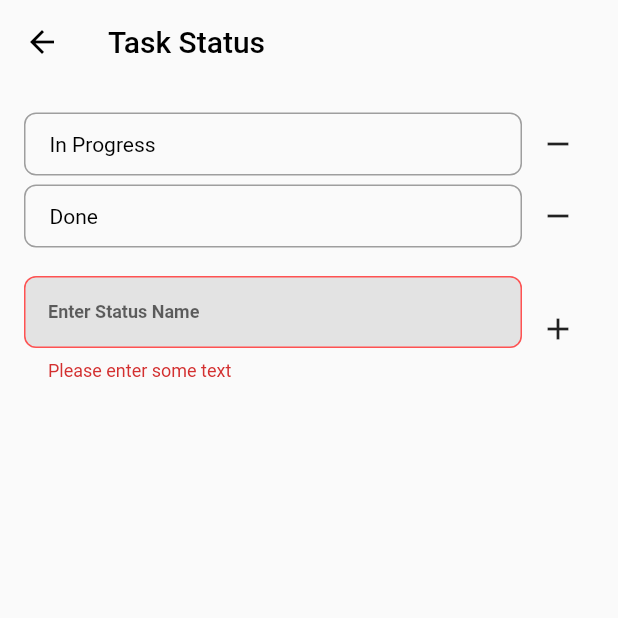
After one commit to exaudie/task_list_flutter, a Flutter app: the TaskStatusView screen opened by its route, after a tap on the "remove" icon, after a tap on the "add" icon, on a phone screen of 412 x 824 dp, the top half of it. The commit adds this screen. Run offline on Flutter 3.47's test engine with Material 2 defaults, Android fonts, the phone set to English and light mode, and no system bars; our stand-ins replace hive, hive_flutter, stacked, stacked_services, stacked_shared; accounts and stored records are empty; generated files the repository leaves out were written again.

Commit message:
feat(TaskStatus): Add task status page

```diff
--- a/lib/app/app.dart
+++ b/lib/app/app.dart
@@ -9,6 +9,7 @@ import '../ui/views/home/home_view.dart';
 import '../ui/views/settings/settings_view.dart';
 import '../ui/views/startup/startup_view.dart';
 import '../ui/views/task/task_view.dart';
+import '../ui/views/task_status/task_status_view.dart';
 // @stacked-import
 
 @StackedApp(
@@ -18,6 +19,7 @@ import '../ui/views/task/task_view.dart';
     MaterialRoute(page: DashboardView),
     MaterialRoute(page: TaskView),
     MaterialRoute(page: SettingsView),
+    MaterialRoute(page: TaskStatusView),
 // @stacked-route
   ],
   dependencies: [
--- a/lib/infrastructure/constants/menu_items.dart
+++ b/lib/infrastructure/constants/menu_items.dart
@@ -5,5 +5,6 @@ class MenuItems {
     {'label': 'Add Task', 'value': MenuHome.addTask},
     {'label': 'Period', 'value': MenuHome.period},
     {'label': 'Settings', 'value': MenuHome.setting},
+    {'label': 'Task Status', 'value': MenuHome.taskStatus},
   ];
 }
--- /dev/null
+++ b/lib/infrastructure/databases/seeder.dart
@@ -0,0 +1,3 @@
+class Seeder {
+  static const taskStatus = ['To Do', 'In Progress', 'Done'];
+}
--- /dev/null
+++ b/lib/infrastructure/databases/task_status/task_status_db.dart
@@ -0,0 +1,14 @@
+import 'package:hive/hive.dart';
+
+part 'task_status_db.g.dart';
+
+@HiveType(typeId: 2)
+class TaskStatusDb extends HiveObject {
+  @HiveField(0)
+  String? statusId;
+
+  @HiveField(1)
+  String? statusName;
+
+  TaskStatusDb({this.statusId, this.statusName});
+}
--- a/lib/infrastructure/enums/menu_home.dart
+++ b/lib/infrastructure/enums/menu_home.dart
@@ -2,4 +2,5 @@ enum MenuHome {
   addTask,
   period,
   setting,
+  taskStatus,
 }
--- a/lib/infrastructure/helpers/validate_field_app.dart
+++ b/lib/infrastructure/helpers/validate_field_app.dart
@@ -1,13 +1,8 @@
 import 'localize_app.dart';
 
 class ValidateFieldApp {
-  static String? validateRequired(String? value) {
-    if (value == null || value.isEmpty) {
-      return LocalizeApp.texts.errorRequired;
-    }
-
-    return null;
-  }
+  static String? validateRequired(String? value) =>
+      (value == null || value.isEmpty) ? LocalizeApp.texts.errorRequired : null;
 
   static String? validatePrefixCode(String? value) {
     String? required = validateRequired(value);
--- /dev/null
+++ b/lib/infrastructure/models/task_status_model.dart
@@ -0,0 +1,10 @@
+import '../databases/task_status/task_status_db.dart';
+
+class TaskStatusModel extends TaskStatusDb {
+  TaskStatusModel({String? statusId, String? statusName}) : super(statusId: statusId, statusName: statusName);
+
+  factory TaskStatusModel.fromDb({TaskStatusDb? taskStatusDb}) =>
+      TaskStatusModel(statusId: taskStatusDb?.statusId, statusName: taskStatusDb?.statusName);
+
+  toDb() => TaskStatusDb(statusId: statusId, statusName: statusName);
+}
--- a/lib/infrastructure/services/local_db_service.dart
+++ b/lib/infrastructure/services/local_db_service.dart
@@ -1,13 +1,16 @@
 import 'dart:developer' as developer;
 
 import 'package:hive_flutter/hive_flutter.dart';
+import 'package:uuid/uuid.dart';
 
 import '../databases/settings/settings_db.dart';
+import '../databases/task_status/task_status_db.dart';
 import '../databases/tasks/tasks_db.dart';
 
 class LocalDbService {
   static const String tasksBox = "tasksBox";
   static const String settingsBox = "settingsBox";
+  static const String taskStatusBox = 'taskStatusBox';
 
   Future<void> storeTasks(TasksDb tasks) async {
     Box dataBox = Hive.box<TasksDb>(tasksBox);
@@ -69,4 +72,45 @@ class LocalDbService {
       return null;
     }
   }
+
+  Future<bool> storeMultipleTaskStatus(List<TaskStatusDb> taskStatusList) async {
+    Box dataBox = Hive.box<TaskStatusDb>(taskStatusBox);
+    final save = await dataBox.addAll(taskStatusList);
+
+    return (save.isNotEmpty);
+  }
+
+  Future<bool> storeTaskStatus(TaskStatusDb taskStatus) async {
+    const uuid = Uuid();
+    Box dataBox = Hive.box<TaskStatusDb>(taskStatusBox);
+    taskStatus.statusId ??= uuid.v1();
+
+    final save = await dataBox.add(taskStatus);
+    developer.log("$save", name: "storeTaskStatus");
+    return (!save.isNegative);
+  }
+
+  Future<void> removeAllTaskStatus() async {
+    Box dataBox = Hive.box<TaskStatusDb>(taskStatusBox);
+    await dataBox.clear();
+  }
+
+  Future<void> removeTaskStatusByIndex(int index) async {
+    Box dataBox = Hive.box<TaskStatusDb>(taskStatusBox);
+    await dataBox.deleteAt(index);
+  }
+
+  Future<List<TaskStatusDb>?> getTaskStatus() async {
+    try {
+      Box dataBox = Hive.box<TaskStatusDb>(taskStatusBox);
+
+      if (dataBox.length > 0) {
+        return dataBox.values.map<TaskStatusDb>((e) => e).toList();
+      }
+
+      return null;
+    } on HiveError catch (_) {
+      return null;
+    }
+  }
 }
--- a/lib/main.dart
+++ b/lib/main.dart
@@ -17,6 +17,7 @@ void main() async {
     await setupLocator();
     setupDialogUi();
     setupBottomSheetUi();
+    HiveDb.setUpSettings();
 
     runApp(const MyApp());
   }, (error, stack) {
--- a/lib/ui/shared/text_field_app.dart
+++ b/lib/ui/shared/text_field_app.dart
@@ -8,22 +8,26 @@ class TextFieldApp extends StatelessWidget {
   final bool readOnly;
   final IconData? prefixIcon;
   final String? labelText;
+  final String? hintText;
   final IconData? suffix;
   final VoidCallback? onTabSuffix;
   final bool obscureText;
   final FormFieldValidator? validator;
   final TextEditingController? controller;
+  final FocusNode? focusNode;
 
   const TextFieldApp({
     Key? key,
     this.fillColor = ColorsApp.kcVeryLightGrey,
     this.prefixIcon,
     this.labelText,
+    this.hintText,
     this.suffix,
     this.onTabSuffix,
     this.obscureText = false,
     this.validator,
     this.controller,
+    this.focusNode,
     this.readOnly = false,
   }) : super(key: key);
 
@@ -33,10 +37,12 @@ class TextFieldApp extends StatelessWidget {
       children: [
         TextFormField(
           controller: controller,
+          focusNode: focusNode,
           readOnly: readOnly,
           obscureText: obscureText,
           style: TextStyleApp.text12w700,
           decoration: InputDecoration(
+            hintText: hintText,
             suffix: suffix == null
                 ? null
                 : IconButton(
@@ -48,7 +54,7 @@ class TextFieldApp extends StatelessWidget {
                       color: ColorsApp.kcPrimaryColorDark,
                     ),
                   ),
-            contentPadding: const EdgeInsets.all(8),
+            contentPadding: const EdgeInsets.symmetric(vertical: 12, horizontal: 16),
             prefixIcon: prefixIcon == null
                 ? null
                 : Icon(
--- a/lib/ui/views/home/home_viewmodel.dart
+++ b/lib/ui/views/home/home_viewmodel.dart
@@ -3,16 +3,16 @@ import 'dart:developer' as developer;
 import 'package:flutter/cupertino.dart';
 import 'package:stacked/stacked.dart';
 import 'package:stacked_services/stacked_services.dart';
-import 'package:task_list/app/app.router.dart';
-import 'package:task_list/infrastructure/models/task_model.dart';
-import 'package:task_list/infrastructure/services/local_db_service.dart';
 
 import '../../../app/app.locator.dart';
+import '../../../app/app.router.dart';
 import '../../../infrastructure/databases/settings/settings_db.dart';
 import '../../../infrastructure/enums/bottom_sheet_type.dart';
 import '../../../infrastructure/enums/dialog_type.dart';
 import '../../../infrastructure/enums/menu_home.dart';
 import '../../../infrastructure/helpers/localize_app.dart';
+import '../../../infrastructure/models/task_model.dart';
+import '../../../infrastructure/services/local_db_service.dart';
 
 class HomeViewModel extends FutureViewModel {
   final _navigationService = locator<NavigationService>();
@@ -38,9 +38,9 @@ class HomeViewModel extends FutureViewModel {
     var tasks = await _localDbService.getTasks();
 
     if (tasks == null) return;
-    developer.log('${tasks.length}');
+    developer.log('${tasks.length}', name: 'tasks');
     taskList = List.from(tasks.map((e) => TaskModel.formStorage(e)));
-    developer.log('${taskList.length}');
+    developer.log('${taskList.length}', name: 'taskList');
   }
 
   void incrementCounter() {
@@ -81,6 +81,9 @@ class HomeViewModel extends FutureViewModel {
       case MenuHome.setting:
         _toSettingTask();
         break;
+      case MenuHome.taskStatus:
+        _navigationService.navigateTo(Routes.taskStatusView);
+        break;
     }
   }
 
--- /dev/null
+++ b/lib/ui/views/task_status/task_status_view.dart
@@ -0,0 +1,89 @@
+import 'package:flutter/material.dart';
+import 'package:stacked/stacked.dart';
+
+import '../../../infrastructure/helpers/ui_app.dart';
+import '../../../infrastructure/helpers/validate_field_app.dart';
+import '../../../infrastructure/models/task_status_model.dart';
+import '../../shared/text_field_app.dart';
+import 'task_status_viewmodel.dart';
+
+class TaskStatusView extends StackedView<TaskStatusViewModel> {
+  const TaskStatusView({super.key});
+
+  @override
+  TaskStatusViewModel viewModelBuilder(BuildContext context) => TaskStatusViewModel();
+
+  @override
+  Widget builder(BuildContext context, TaskStatusViewModel viewModel, Widget? child) {
+    return Scaffold(
+      appBar: AppBar(
+        backgroundColor: Colors.transparent,
+        elevation: 0,
+        iconTheme: const IconThemeData(color: Colors.black),
+        title: const Text(
+          'Task Status',
+          style: TextStyle(color: Colors.black),
+        ),
+      ),
+      body: SingleChildScrollView(
+        child: Padding(
+          padding: const EdgeInsets.all(16.0),
+          child: Column(
+            crossAxisAlignment: CrossAxisAlignment.start,
+            children: [
+              _taskStatusList(viewModel),
+              UiApp.verticalSpace(16),
+              _taskStatusItemPlus(viewModel),
+            ],
+          ),
+        ),
+      ),
+    );
+  }
+
+  Widget _taskStatusList(TaskStatusViewModel viewModel) {
+    List<Widget>? items = viewModel.taskStatusList?.map((e) => _taskStatusItem(viewModel, taskStatus: e)).toList();
+
+    return Column(children: items ?? []);
+  }
+
+  Widget _taskStatusItem(TaskStatusViewModel viewModel, {TaskStatusModel? taskStatus}) => Row(
+        children: [
+          Expanded(
+            child: Container(
+              width: double.infinity,
+              padding: const EdgeInsets.symmetric(vertical: 12, horizontal: 16),
+              decoration: BoxDecoration(
+                border: Border.all(width: 1, color: Colors.grey),
+                borderRadius: BorderRadius.circular(8),
+              ),
+              child: Text(taskStatus?.statusName ?? ""),
+            ),
+          ),
+          IconButton(
+            onPressed: () => viewModel.onPressedDeleteStatus(taskStatus),
+            icon: const Icon(Icons.remove),
+          ),
+        ],
+      );
+
+  Widget _taskStatusItemPlus(TaskStatusViewModel viewModel) => Row(
+        children: [
+          Expanded(
+            child: Form(
+              key: viewModel.formKey,
+              child: TextFieldApp(
+                controller: viewModel.taskStatusController,
+                focusNode: viewModel.taskStatusFocusNode,
+                hintText: 'Enter Status Name',
+                validator: (value) => ValidateFieldApp.validateRequired(value),
+              ),
+            ),
+          ),
+          IconButton(
+            onPressed: viewModel.onPressedAddStatus,
+            icon: const Icon(Icons.add),
+          ),
+        ],
+      );
+}
--- /dev/null
+++ b/lib/ui/views/task_status/task_status_viewmodel.dart
@@ -0,0 +1,72 @@
+import 'package:flutter/material.dart';
+import 'package:stacked/stacked.dart';
+import 'package:stacked_services/stacked_services.dart';
+
+import '../../../app/app.locator.dart';
+import '../../../infrastructure/databases/task_status/task_status_db.dart';
+import '../../../infrastructure/models/task_status_model.dart';
+import '../../../infrastructure/services/local_db_service.dart';
+
+class TaskStatusViewModel extends FutureViewModel {
+  final _localDbService = locator<LocalDbService>();
+  final _snackbarService = SnackbarService();
+
+  final formKey = GlobalKey<FormState>();
+  final taskStatusController = TextEditingController();
+  final taskStatusFocusNode = FocusNode();
+
+  List<TaskStatusModel>? taskStatusList;
+
+  @override
+  Future futureToRun() async {
+    await _getTaskStatus();
+  }
+
+  Future<void> _getTaskStatus() async {
+    List<TaskStatusDb>? taskStatusDbList = await _localDbService.getTaskStatus();
+    taskStatusList = taskStatusDbList?.map((e) => TaskStatusModel.fromDb(taskStatusDb: e)).toList();
+  }
+
+  Future<void> _deleteTaskStatus({required TaskStatusModel taskStatus}) async {
+    for (var i = 0; i < taskStatusList!.length; i++) {
+      TaskStatusModel itm = taskStatusList!.elementAt(i);
+      if (itm.statusId == taskStatus.statusId) {
+        await _localDbService.removeTaskStatusByIndex(i);
+
+        break;
+      }
+    }
+  }
+
+  Future<void> _addTaskStatus() async {
+    String statusName = taskStatusController.text;
+    await _localDbService.storeTaskStatus(TaskStatusDb(statusName: statusName));
+    taskStatusController.clear();
+    taskStatusFocusNode.unfocus();
+  }
+
+  Future<void> onPressedAddStatus() async {
+    if (!(formKey.currentState != null && formKey.currentState!.validate())) return;
+
+    await _addTaskStatus();
+    await _getTaskStatus();
+    notifyListeners();
+    _snackbarService.showSnackbar(
+      message: 'Simpan status berhasil',
+      duration: const Duration(seconds: 2),
+    );
+  }
+
+  Future<void> onPressedDeleteStatus(TaskStatusModel? taskStatus) async {
+    // TODO: add confirmation before delete task status
+    if (taskStatus == null || taskStatusList == null) return;
+
+    await _deleteTaskStatus(taskStatus: taskStatus);
+    await _getTaskStatus();
+    notifyListeners();
+    _snackbarService.showSnackbar(
+      message: 'Hapus status berhasil',
+      duration: const Duration(seconds: 2),
+    );
+  }
+}
--- a/pubspec.yaml
+++ b/pubspec.yaml
@@ -43,6 +43,8 @@ dependencies:
 
   hive: ^2.2.3
   hive_flutter: ^1.1.0
+
+  uuid: ^4.0.0
 
 dev_dependencies:
   flutter_test:
```
Also changed, not shown: lib/app/app.router.dart (+50 -8 lines), lib/infrastructure/databases/hive_db.dart (+28 -0 lines), lib/infrastructure/databases/task_status/task_status_db.g.dart (added), pubspec.lock, 8 other files.
